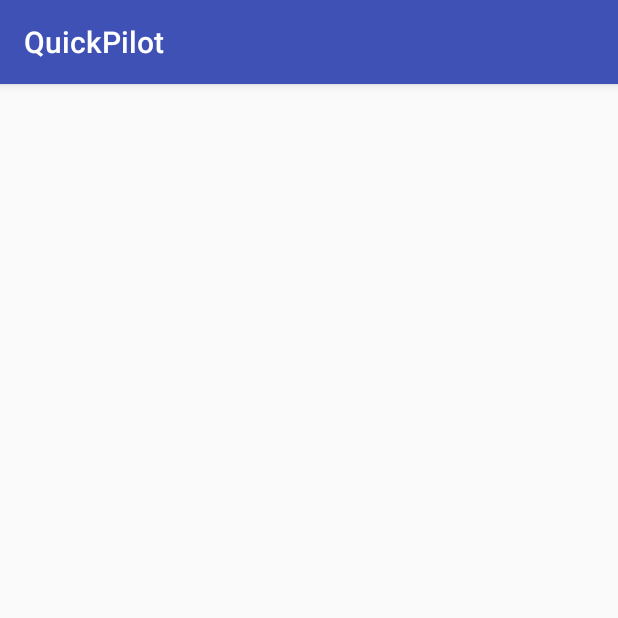
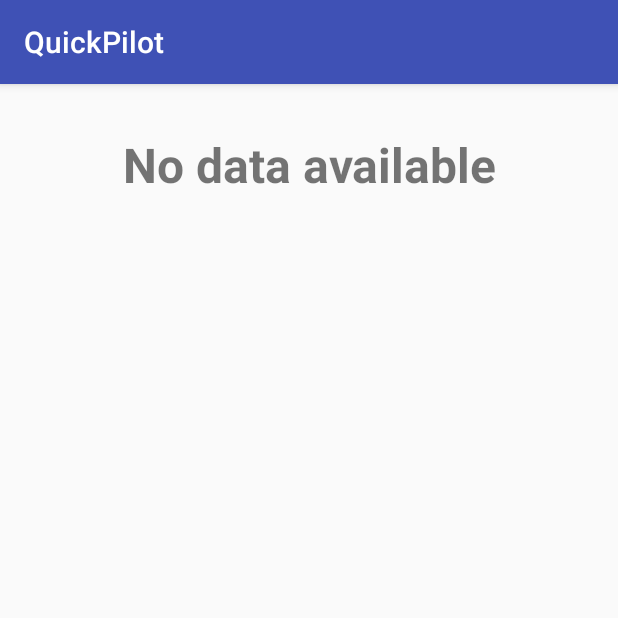
Before and after one commit to sssidshirodkar/QuickPilot, an Android app: the screen it shows after launch (RideListActivity), on a phone screen of 412 x 824 dp, the top half of it. Run offline under Robolectric (Android 15) with nearby library versions, the phone set to English and light mode, and no system bars; our stand-ins replace Firebase (no records; nobody signed in at launch, a user with empty details on screens opened directly); libraries missing offline, so code that uses them is left out: com.firebase.geofire; 1 statement that could not run was skipped.

Commit message:
empty view if no data found,

```diff
--- a/app/src/main/AndroidManifest.xml
+++ b/app/src/main/AndroidManifest.xml
@@ -29,6 +29,7 @@
         <meta-data
             android:name="com.google.android.gms.version"
             android:value="@integer/google_play_services_version" />
+        <activity android:name=".ui.activity.RideProgressActivity"/>
     </application>
 
 </manifest>
--- a/app/src/main/java/com/collge/quickpilot/ui/activity/RideListActivity.java
+++ b/app/src/main/java/com/collge/quickpilot/ui/activity/RideListActivity.java
@@ -5,7 +5,6 @@ import android.support.v7.app.AppCompatActivity;
 import android.support.v7.widget.LinearLayoutManager;
 import android.support.v7.widget.RecyclerView;
 import android.util.Log;
-import android.widget.Toast;
 
 import com.collge.quickpilot.R;
 import com.collge.quickpilot.firebase_database.GeoFireReference;
@@ -95,7 +94,7 @@ public class RideListActivity extends AppCompatActivity {
         });
     }
 
-    public void changeRideStatus(String phoneNo){
+    public void changeRideStatus(String phoneNo) {
         ridesReference.getRideRef().child(phoneNo).child("status").setValue(1);
     }
 
--- a/app/src/main/java/com/collge/quickpilot/ui/adapter/RideListAdapter.java
+++ b/app/src/main/java/com/collge/quickpilot/ui/adapter/RideListAdapter.java
@@ -20,7 +20,10 @@ import java.util.ArrayList;
  * Created by Siddhesh on 05-02-2017.
  */
 
-public class RideListAdapter extends RecyclerView.Adapter<RideListAdapter.ViewHolder> {
+public class RideListAdapter extends RecyclerView.Adapter<RecyclerView.ViewHolder> {
+
+    private final int VIEW_TYPE_DATA = 1;
+    private final int VIEW_TYPE_EMPTY = 0;
 
     Context context;
     ArrayList<Ride> rides;
@@ -39,20 +42,34 @@ public class RideListAdapter extends RecyclerView.Adapter<RideListAdapter.ViewHo
 
     }
 
+    static class EmptyViewHolder extends RecyclerView.ViewHolder {
+        public EmptyViewHolder(View view) {
+            super(view);
+        }
+    }
+
     public RideListAdapter(Context context, ArrayList<Ride> rides) {
         this.context = context;
         this.rides = rides;
     }
 
     @Override
-    public ViewHolder onCreateViewHolder(ViewGroup viewGroup, int viewType) {
+    public RecyclerView.ViewHolder onCreateViewHolder(ViewGroup viewGroup, int viewType) {
+        RecyclerView.ViewHolder viewHolder;
+        if(viewType == VIEW_TYPE_DATA) {
             View view = LayoutInflater.from(viewGroup.getContext()).inflate(R.layout.layout_list_adapter, viewGroup, false);
-        ViewHolder viewHolder = new ViewHolder(view);
+            viewHolder = new ViewHolder(view);
+        }else{
+            View view = LayoutInflater.from(viewGroup.getContext()).inflate(R.layout.layout_empty_list_adapter, viewGroup, false);
+            viewHolder = new EmptyViewHolder(view);
+        }
         return viewHolder;
     }
 
     @Override
-    public void onBindViewHolder(final ViewHolder holder, final int position) {
+    public void onBindViewHolder(final RecyclerView.ViewHolder viewHolder, final int position) {
+        if (viewHolder.getItemViewType() == VIEW_TYPE_DATA) {
+            ViewHolder holder = (ViewHolder) viewHolder;
             final Ride ride = rides.get(position);
             holder.tv_mobile.setText(ride.getMyMobile());
             holder.tv_status.setText(String.valueOf(ride.getStatus()));
@@ -67,10 +84,24 @@ public class RideListAdapter extends RecyclerView.Adapter<RideListAdapter.ViewHo
                 }
             });
         }
+    }
 
     @Override
     public int getItemCount() {
+        if(rides.size() == 0){
+            return 1;
+        }else {
             return rides.size();
+        }
+    }
+
+    @Override
+    public int getItemViewType(int position) {
+        if (rides.size() == 0) {
+            return VIEW_TYPE_EMPTY;
+        }else{
+            return VIEW_TYPE_DATA;
+        }
     }
 
 }
--- a/app/src/main/res/layout/activity_main.xml
+++ b/app/src/main/res/layout/activity_main.xml
@@ -1,21 +1,18 @@
-<?xml version="1.0" encoding="utf-8"?>
-<RelativeLayout xmlns:android="http://schemas.android.com/apk/res/android"
-    xmlns:tools="http://schemas.android.com/tools"
+<?xml version="1.0" encoding="utf-8"?><!--<RelativeLayout xmlns:android="http://schemas.android.com/apk/res/android"-->
+
+<LinearLayout xmlns:android="http://schemas.android.com/apk/res/android"
     android:id="@+id/activity_main"
     android:layout_width="match_parent"
     android:layout_height="match_parent"
+    android:orientation="vertical"
     android:paddingBottom="@dimen/activity_vertical_margin"
     android:paddingLeft="@dimen/activity_horizontal_margin"
     android:paddingRight="@dimen/activity_horizontal_margin"
-    android:paddingTop="@dimen/activity_vertical_margin"
-    tools:context="com.collge.quickpilot.ui.activity.RideListActivity">
-
+    android:paddingTop="@dimen/activity_vertical_margin">
 
     <android.support.v7.widget.RecyclerView
+        android:id="@+id/rlView"
         android:layout_width="match_parent"
-        android:layout_height="match_parent"
-        android:id="@+id/rlView"
-        android:elevation="2dp">
-    </android.support.v7.widget.RecyclerView>
+        android:layout_height="match_parent"/>
 
-</RelativeLayout>
+</LinearLayout>
--- /dev/null
+++ b/app/src/main/res/layout/layout_empty_list_adapter.xml
@@ -0,0 +1,15 @@
+<?xml version="1.0" encoding="utf-8"?>
+<LinearLayout xmlns:android="http://schemas.android.com/apk/res/android"
+    android:layout_width="match_parent"
+    android:layout_height="match_parent">
+
+    <TextView
+        android:layout_width="match_parent"
+        android:layout_height="wrap_content"
+        android:layout_margin="16dp"
+        android:gravity="center"
+        android:text="No data available"
+        android:textSize="32sp"
+        android:textStyle="bold" />
+
+</LinearLayout>
```
Also changed, not shown: app/src/main/java/com/collge/quickpilot/ui/activity/MapsActivity.java (+16 -76 lines), app/src/main/java/com/collge/quickpilot/ui/activity/RideProgressActivity.java (added, +68 -0 lines), app/src/main/res/layout/activit_ride_progress.xml (added, +38 -0 lines), app/src/main/res/layout/map_activity.xml (+6 -28 lines). Lines whose indentation alone changed are shown as unchanged.
